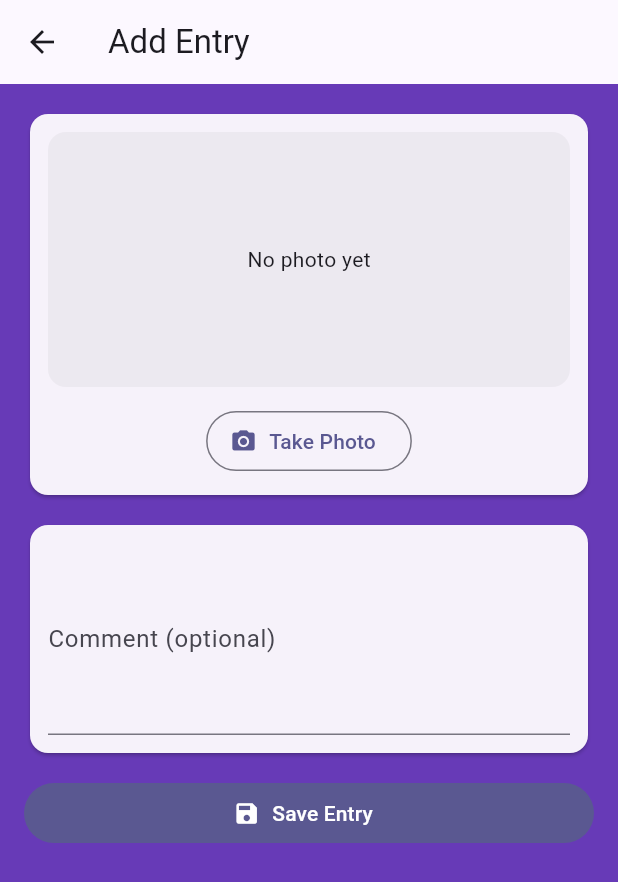
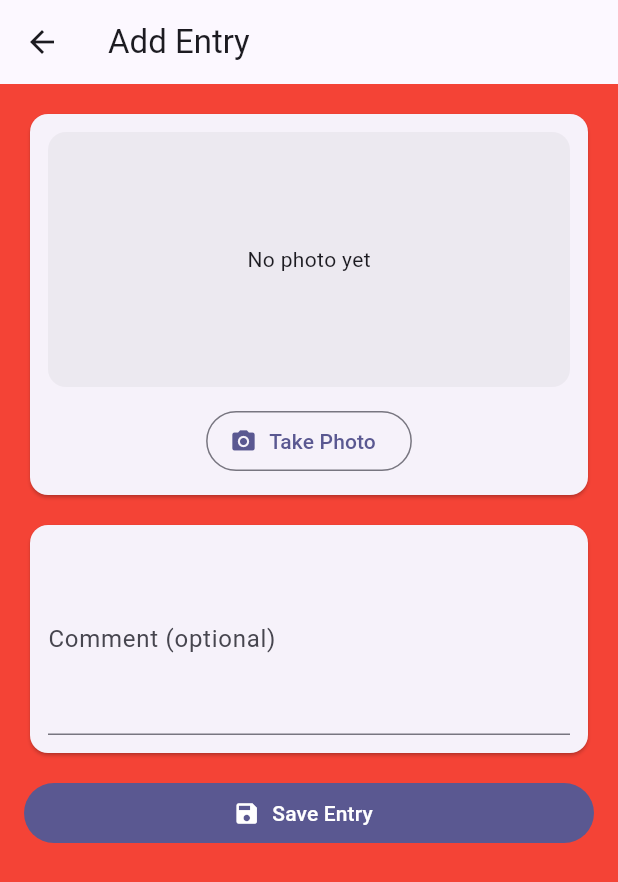
Before and after one commit to chunwee0524-cloud/chunwee_msd_project, a Flutter app: the AddEntryScreen screen opened directly, on a phone screen of 412 x 824 dp. Shown: the top 882 px of the screen. Run offline on Flutter 3.47's test engine with Material 3 defaults, Android fonts, the phone set to English and light mode, and no system bars; our stand-ins replace firebase_analytics, firebase_core, image_picker, shared_preferences, sqflite; accounts and stored records are empty.

Commit message:
change colour

```diff
--- a/lib/screens/add_entry_screen.dart
+++ b/lib/screens/add_entry_screen.dart
@@ -79,10 +79,10 @@ class _AddEntryScreenState extends State<AddEntryScreen> {
   @override
   Widget build(BuildContext context) {
     return Scaffold(
+      backgroundColor: Colors.red,
       appBar: AppBar(
         title: const Text("Add Entry"),
       ),
-      backgroundColor: Colors.deepPurple,
       body: ListView(
         padding: const EdgeInsets.all(16),
         children: [
```
